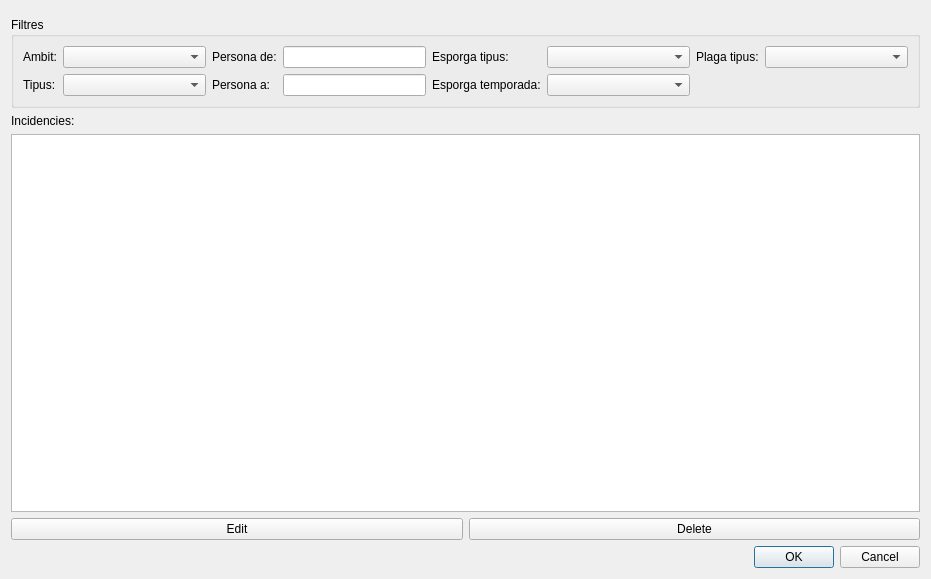
Above: ctbb_treballs_jardineria_dialog_manage.ui from psigcat/ctbb_treballs_jardineria before the change. Below: the same form after it.
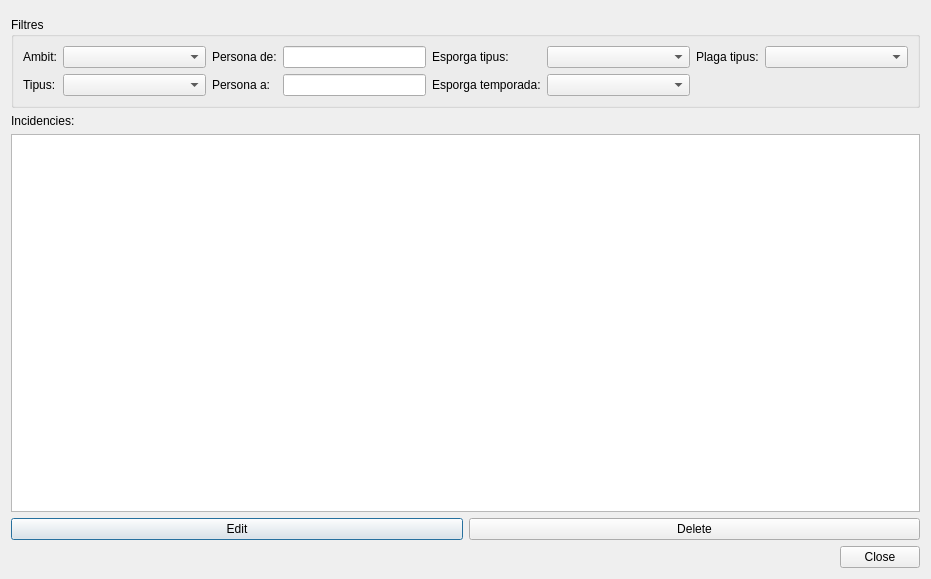
That is the form after the change. Custom widgets are drawn as their Qt base class.

Commit message: load existing incidencia with related features

Patch:
```diff
--- a/ctbb_treballs_jardineria_dialog_manage.ui
+++ b/ctbb_treballs_jardineria_dialog_manage.ui
@@ -199,7 +199,7 @@
       <enum>Qt::Horizontal</enum>
      </property>
      <property name="standardButtons">
-      <set>QDialogButtonBox::Cancel|QDialogButtonBox::Ok</set>
+      <set>QDialogButtonBox::Close</set>
      </property>
     </widget>
    </item>
```
Lines whose indentation alone changed are shown as unchanged. The commit also changes 1 other file.
